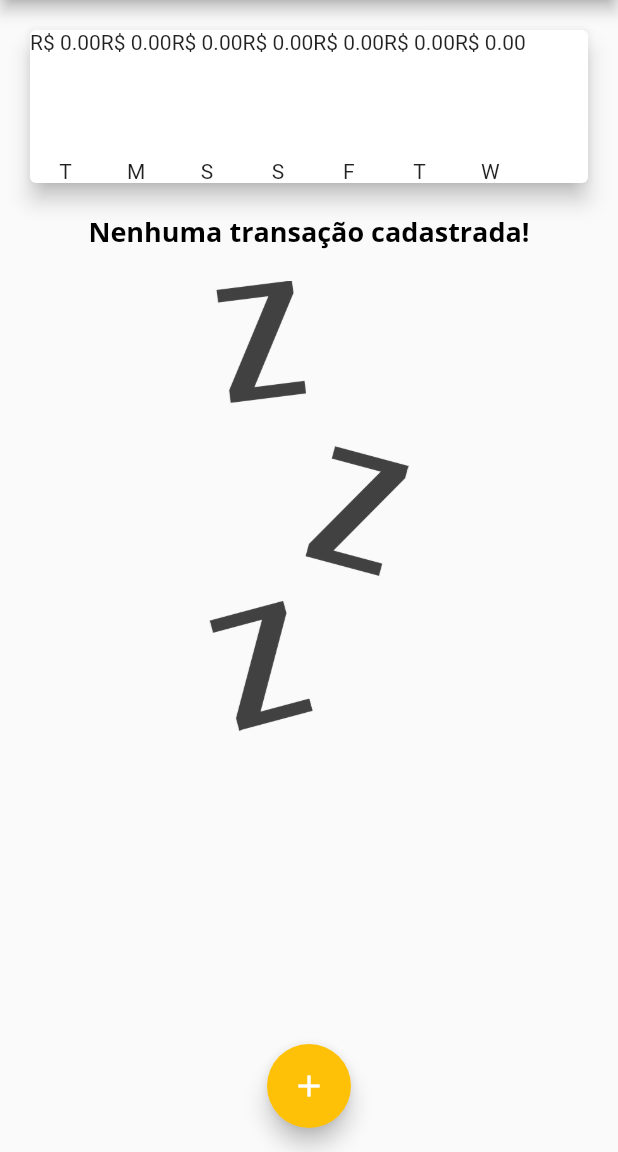
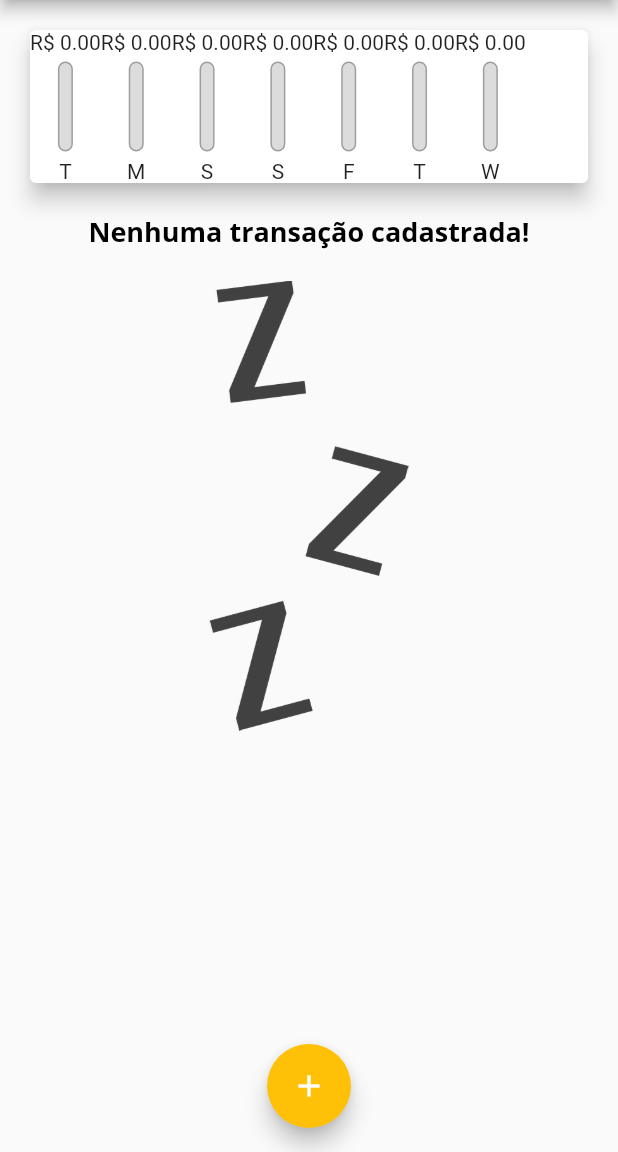
Before and after one commit to arthurrossibr/flutter-despesas, a Flutter app: the screen it shows after launch, on a phone screen of 412 x 824 dp, the part 84-1236 px from its top. Run offline on Flutter 3.47's test engine with Material 2 defaults, Android fonts, the phone set to English and light mode, and no system bars.

Commit message:
Add values on chart stack

```diff
--- a/lib/components/chart.dart
+++ b/lib/components/chart.dart
@@ -29,6 +29,12 @@ class Chart extends StatelessWidget {
     );
   }
 
+  double get _weekTotalValue {
+    return groupedTransactionValues.fold(0.0, (sum, tr) {
+      return sum + (tr['value'] as double);
+    });
+  }
+
   @override
   Widget build(BuildContext context) {
     groupedTransactionValues;
@@ -38,7 +44,11 @@ class Chart extends StatelessWidget {
       child: Row(
         children: groupedTransactionValues.map(
           (tr) {
-            return ChartBar(tr['day'] as String, tr['value'] as double, 0);
+            return ChartBar(
+              tr['day'] as String,
+              tr['value'] as double,
+              (tr['value'] as double) / _weekTotalValue,
+            );
           },
         ).toList(),
       ),
--- a/lib/components/chart_bar.dart
+++ b/lib/components/chart_bar.dart
@@ -14,10 +14,33 @@ class ChartBar extends StatelessWidget {
       children: <Widget>[
         Text('R\$ ${value.toStringAsFixed(2)}'),
         const SizedBox(height: 5),
-        const SizedBox(
+        SizedBox(
           height: 60,
           width: 10,
-          child: null,
+          child: Stack(
+            alignment: Alignment.bottomCenter,
+            children: <Widget>[
+              Container(
+                decoration: BoxDecoration(
+                  border: Border.all(
+                    color: Colors.grey,
+                    width: 1,
+                  ),
+                  color: const Color.fromRGBO(220, 220, 220, 1),
+                  borderRadius: BorderRadius.circular(5),
+                ),
+              ),
+              FractionallySizedBox(
+                heightFactor: percentage,
+                child: Container(
+                  decoration: BoxDecoration(
+                    color: Theme.of(context).colorScheme.primary,
+                    borderRadius: BorderRadius.circular(5),
+                  ),
+                ),
+              ),
+            ],
+          ),
         ),
         const SizedBox(height: 5),
         Text(label)
```
